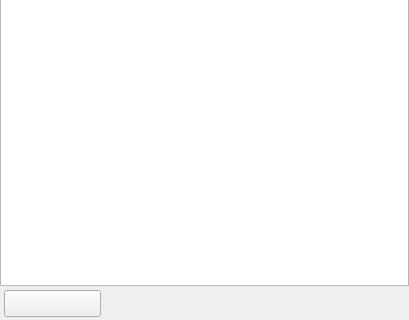
Eldricos/D-Fend-Reborn, file src/forms/ListScummVMGamesFormUnit.ui: the form before one commit; both pictures show x 0 to 409 and y 165 to 485 of the 409 by 485 pixel window.
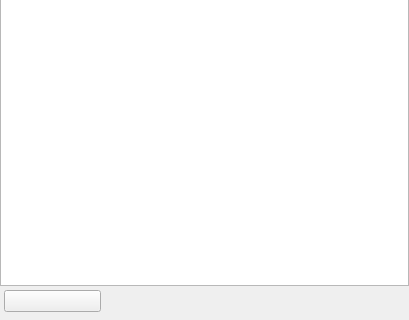
The form after the commit.

Commit message: Remaining dialogs: Qt layouts instead of fixed pixel positions

```diff
--- a/src/forms/ListScummVMGamesFormUnit.ui
+++ b/src/forms/ListScummVMGamesFormUnit.ui
@@ -18,13 +18,35 @@
       <property name="frameShape"><enum>QFrame::NoFrame</enum></property>
       <property name="frameShadow"><enum>QFrame::Plain</enum></property>
       <property name="vclClass" stdset="0"><string notr="true">TPanel</string></property>
+      <layout class="QGridLayout" name="Panel1_Layout" columnstretch="0,1">
+        <property name="leftMargin"><number>4</number></property>
+        <property name="topMargin"><number>4</number></property>
+        <property name="rightMargin"><number>4</number></property>
+        <property name="bottomMargin"><number>8</number></property>
+        <property name="horizontalSpacing"><number>8</number></property>
+        <property name="verticalSpacing"><number>4</number></property>
+        <item row="0" column="0" alignment="Qt::AlignLeft">
       <widget class="QPushButton" name="CloseButton">
-        <property name="geometry"><rect><x>4</x><y>4</y><width>97</width><height>27</height></rect></property>
-        <property name="text"><string></string></property>
+            <property name="text"><string /></property>
         <property name="autoDefault"><bool>false</bool></property>
         <property name="vclKind" stdset="0"><string notr="true">bkClose</string></property>
         <property name="vclModalResult" stdset="0"><string notr="true">mrClose</string></property>
-      </widget>
+            <property name="minimumSize"><size><width>97</width><height>0</height></size></property>
+          </widget>
+        </item>
+        <item row="0" column="1">
+          <spacer name="Panel1_Layout_HFill">
+            <property name="orientation"><enum>Qt::Horizontal</enum></property>
+            <property name="sizeHint" stdset="0"><size><width>0</width><height>0</height></size></property>
+          </spacer>
+        </item>
+        <item row="1" column="0">
+          <spacer name="Panel1_VFill">
+            <property name="orientation"><enum>Qt::Vertical</enum></property>
+            <property name="sizeHint" stdset="0"><size><width>0</width><height>0</height></size></property>
+          </spacer>
+        </item>
+      </layout>
     </widget>
   </widget>
   <tabstops>
```
Left out of the diff: 6 changed lines with no effect on the pictures. Lines whose indentation alone changed are shown as unchanged. The commit also changes 102 other files.
